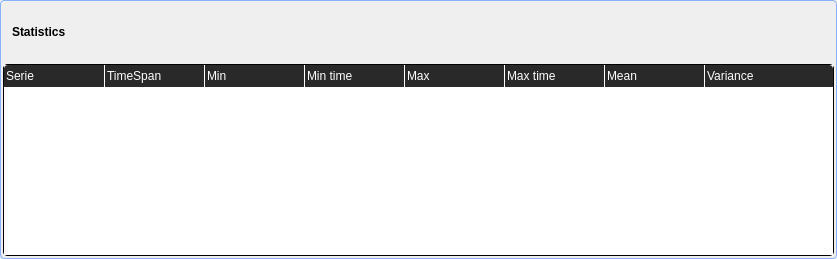
First picture: the form in trunk/src/edr/src/plugins/newChart/ui/statsTable.ui, repository mk4me/hm-mde-one, before the edit.
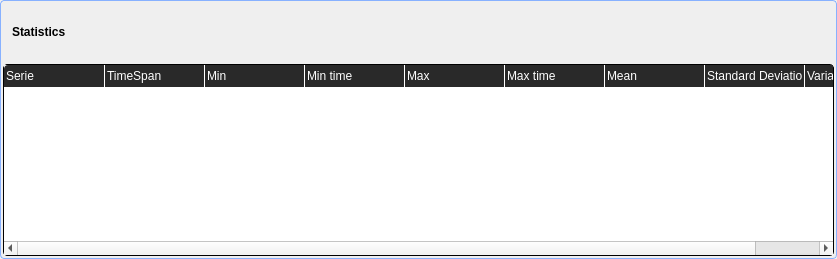
Second picture: the form after the edit.

Diff of the .ui file:
```diff
--- a/trunk/src/edr/src/plugins/newChart/ui/statsTable.ui
+++ b/trunk/src/edr/src/plugins/newChart/ui/statsTable.ui
@@ -192,6 +192,11 @@
           <string>Mean</string>
          </property>
         </column>
+        <column>
+         <property name="text">
+          <string>Standard Deviation</string>
+         </property>
+        </column>
         <column>
          <property name="text">
           <string>Variance</string>
```
Left out of the diff: 22 changed lines with no effect on the pictures.
